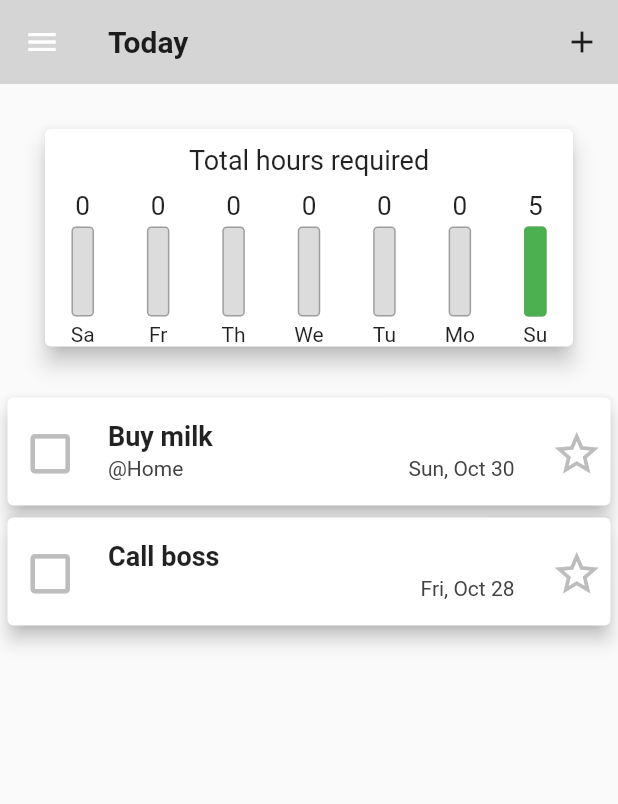
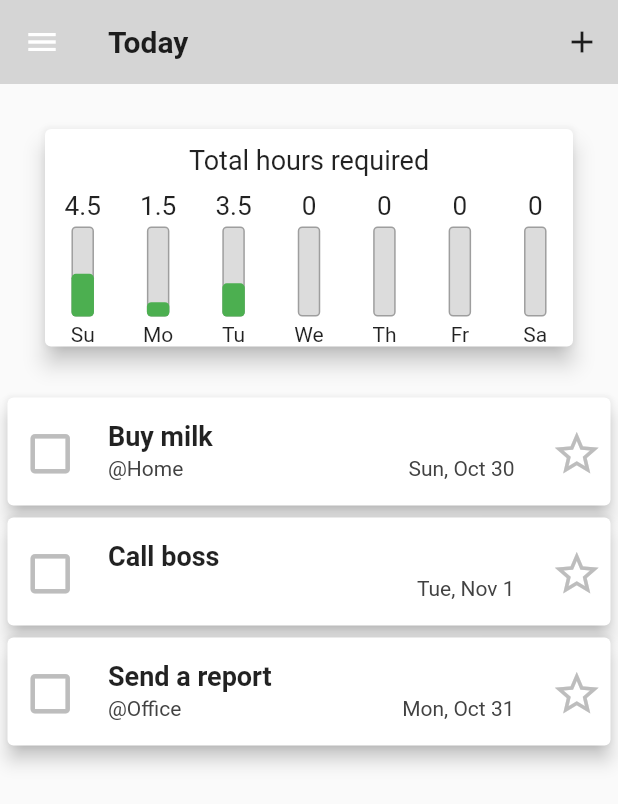
Before and after one commit to alona-gre/todo-app, a Flutter app: the TodayScreen screen opened by its route, on a phone screen of 412 x 824 dp. Shown: the top 804 px of the screen. Run offline on Flutter 3.47's test engine with Material 2 defaults, Android fonts, the phone set to English and light mode, and no system bars; Roboto replaces fonts that are missing (OpenSans, Quicksand).

Commit message:
changed from recent tasks to next 7 days

```diff
--- a/lib/providers/tasks.dart
+++ b/lib/providers/tasks.dart
@@ -15,10 +15,19 @@ class Tasks with ChangeNotifier {
     Task(
       id: 't2',
       title: 'Call boss',
-      dueDate: DateTime.now().subtract(
+      dueDate: DateTime.now().add(
         Duration(days: 2),
       ),
       timeRequired: 3.5,
+    ),
+    Task(
+      id: 't3',
+      title: 'Send a report',
+      context: '@Office',
+      dueDate: DateTime.now().add(
+        Duration(days: 1),
+      ),
+      timeRequired: 1.5,
     ),
   ];
 
@@ -42,10 +51,10 @@ class Tasks with ChangeNotifier {
     return items.where((tsk) => tsk.isStarred).toList();
   }
 
-  List<Task> get recentTasks {
+  List<Task> get nextWeekTasks {
     return _items.where((tsk) {
-      return tsk.dueDate.isAfter(
-        DateTime.now().subtract(
+      return tsk.dueDate.isBefore(
+        DateTime.now().add(
           Duration(days: 7),
         ),
       );
@@ -59,11 +68,11 @@ class Tasks with ChangeNotifier {
       );
       var totalSum = 0.0;
 
-      for (var i = 0; i < recentTasks.length; i++) {
-        if (recentTasks[i].dueDate.day == weekDay.day &&
-            recentTasks[i].dueDate.month == weekDay.month &&
-            recentTasks[i].dueDate.year == weekDay.year) {
-          totalSum += recentTasks[i].timeRequired;
+      for (var i = 0; i < nextWeekTasks.length; i++) {
+        if (nextWeekTasks[i].dueDate.day == weekDay.day &&
+            nextWeekTasks[i].dueDate.month == weekDay.month &&
+            nextWeekTasks[i].dueDate.year == weekDay.year) {
+          totalSum += nextWeekTasks[i].timeRequired;
         }
       }
 
@@ -74,7 +83,7 @@ class Tasks with ChangeNotifier {
         'day': DateFormat.E().format(weekDay).substring(0, 2),
         'hours': totalSum
       };
-    }).reversed.toList();
+    }).toList();
   }
 
   double get totalTime {
--- a/lib/screens/TodayScreen.dart
+++ b/lib/screens/TodayScreen.dart
@@ -34,7 +34,7 @@ class _TodayScreenState extends State<TodayScreen> {
           children: <Widget>[
             TodayView(),
             Container(
-              height: 200,
+              height: 600,
               child: OutlineList(),
             )
           ],
--- a/lib/widgets/ChartBar.dart
+++ b/lib/widgets/ChartBar.dart
@@ -13,7 +13,9 @@ class ChartBar extends StatelessWidget {
       Container(
         height: 20,
         child: FittedBox(
-          child: Text('${totalAmount.toStringAsFixed(0)}'),
+          child: Text(totalAmount == 0
+              ? '${totalAmount.toStringAsFixed(0)}'
+              : '${totalAmount.toStringAsFixed(1)}'),
         ),
       ),
       const SizedBox(
--- a/lib/widgets/TodayView.dart
+++ b/lib/widgets/TodayView.dart
@@ -10,7 +10,7 @@ class TodayView extends StatelessWidget {
   @override
   Widget build(BuildContext context) {
     final tasksData = Provider.of<Tasks>(context, listen: true);
-    final thisWeekTasks = tasksData.recentTasks;
+    final thisWeekTasks = tasksData.nextWeekTasks;
     final groupedTasksRequiredTime = tasksData.groupedTasksValues;
     final totalRequiredTime = tasksData.totalTime;
 
```
